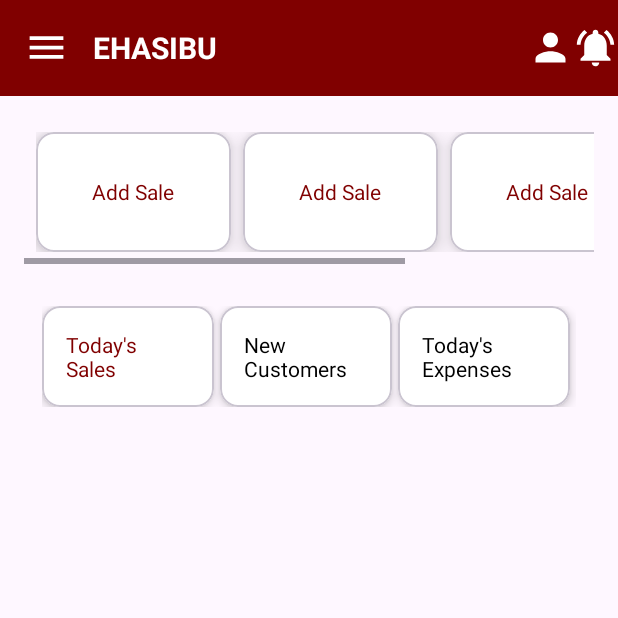
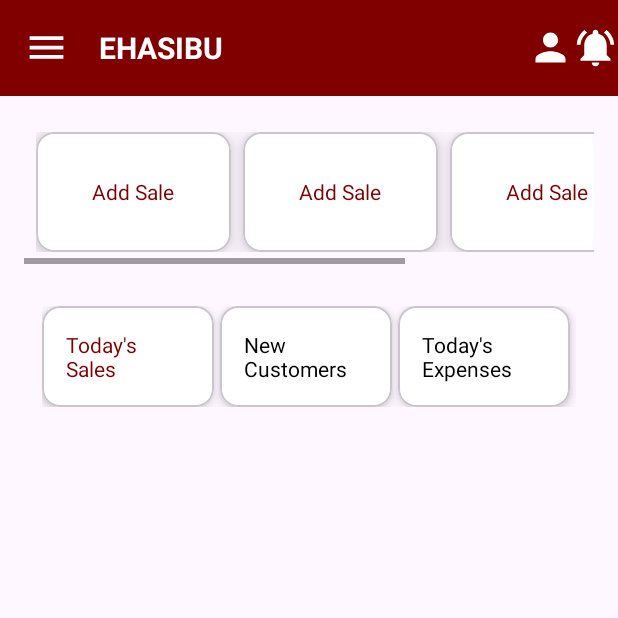
Before and after one commit to DouglasMwenda/Ehasibu, an Android app: the fragment Dashboard shown on its own in the app's theme, on a phone screen of 412 x 824 dp, the top half of it. Run offline under Robolectric (Android 15) with nearby library versions, the phone set to English and light mode, and no system bars.

Commit message:
simple commt

```diff
--- a/app/src/main/res/layout/fragment_dashboard.xml
+++ b/app/src/main/res/layout/fragment_dashboard.xml
@@ -44,11 +44,12 @@
                         android:layout_width="wrap_content"
                         android:layout_height="match_parent"
                         android:gravity="center_vertical"
-                        android:paddingStart="16dp"
-                        android:text="EHASIBU"
+                        android:paddingStart="20dp"
+                        android:text="@string/ehasibu"
                         android:textColor="@android:color/white"
                         android:textSize="20sp"
-                        android:textStyle="bold" />
+                        android:textStyle="bold"
+                        tools:ignore="RtlSymmetry" />
 
 
                 </LinearLayout>
@@ -67,7 +68,6 @@
                 <ImageView
                     android:id="@+id/profile"
                     android:layout_gravity="end"
-
                     android:layout_width="30dp"
                     android:layout_height="30dp"
                     android:src="@drawable/profile"
@@ -300,7 +300,6 @@
                         </LinearLayout>
                     </com.google.android.material.card.MaterialCardView>
 
-                    <!-- Repeat for other split cards -->
 
                 </LinearLayout>
 
@@ -315,7 +314,7 @@
         android:id="@+id/nav_view"
         android:layout_width="wrap_content"
         android:layout_height="match_parent"
-        android:layout_gravity="start"/>
-    <!-- app:headerLayout="@layout/nav_header"
-         app:menu="drawer_menu" /> -->
+        android:layout_gravity="start"
+        app:headerLayout="@layout/nav_header"
+        app:menu="drawer_menu" />
 </androidx.drawerlayout.widget.DrawerLayout>
```
Also changed, not shown: app/src/main/java/com/example/ehasibu/sales/Sales.kt (added, +31 -0 lines), app/src/main/java/com/example/ehasibu/sales/SalesViewModel.kt (added, +7 -0 lines), app/src/main/res/layout/fragment_sales.xml (added, +13 -0 lines), app/src/main/res/layout/header_view.xml (added, +15 -0 lines), app/src/main/res/menu/drawer_view.xml (added, +55 -0 lines), app/src/main/res/values/strings.xml (+12 -0 lines).
